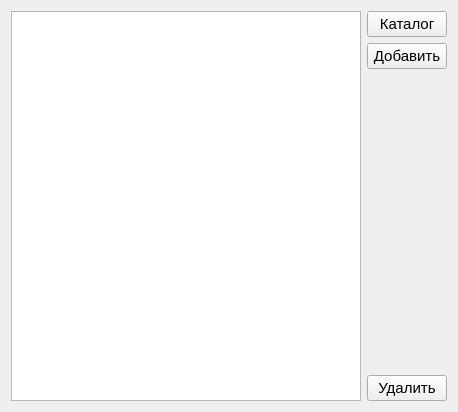
Old version of the form src/catalogEditor/catalogseditor.ui in the repository Vladimirsky555/Books.
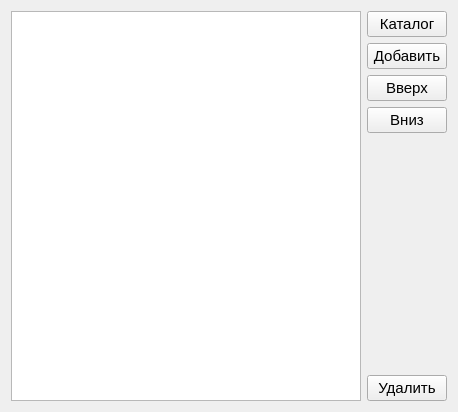
New version of the form. Icons and pictures are not drawn.

```diff
--- a/src/catalogEditor/catalogseditor.ui
+++ b/src/catalogEditor/catalogseditor.ui
@@ -59,6 +59,40 @@
        </property>
       </widget>
      </item>
+     <item>
+      <widget class="QPushButton" name="btnUp">
+       <property name="font">
+        <font>
+         <pointsize>11</pointsize>
+        </font>
+       </property>
+       <property name="text">
+        <string>Вверх</string>
+       </property>
+       <property name="icon">
+        <iconset>
+         <normalon>:/images/up.png</normalon>
+        </iconset>
+       </property>
+      </widget>
+     </item>
+     <item>
+      <widget class="QPushButton" name="btnDown">
+       <property name="font">
+        <font>
+         <pointsize>11</pointsize>
+        </font>
+       </property>
+       <property name="text">
+        <string>Вниз</string>
+       </property>
+       <property name="icon">
+        <iconset>
+         <normalon>:/images/down.png</normalon>
+        </iconset>
+       </property>
+      </widget>
+     </item>
      <item>
       <spacer name="verticalSpacer">
        <property name="orientation">
```
